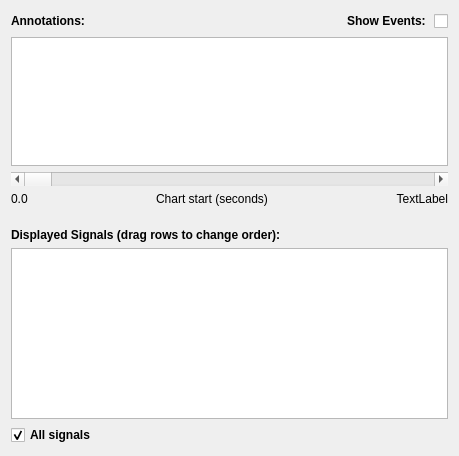
Before: the Qt Designer form chart/ui/controller.ui in BioSignalML/biosignalml-browser, drawn with Qt 5.
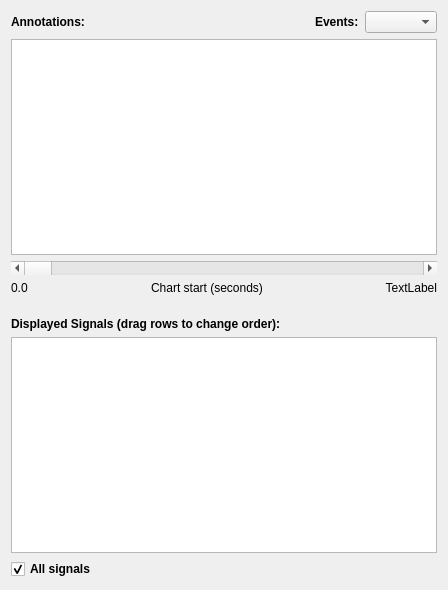
After: the same form once the commit is applied. Custom widgets are drawn as their Qt base class.

Commit message: Replace description text in controller display by a sortable table of annotations and events.

Diff of the .ui file:
```diff
--- a/chart/ui/controller.ui
+++ b/chart/ui/controller.ui
@@ -6,8 +6,8 @@
    <rect>
     <x>0</x>
     <y>0</y>
-    <width>459</width>
-    <height>456</height>
+    <width>448</width>
+    <height>590</height>
    </rect>
   </property>
   <property name="windowTitle">
@@ -43,24 +43,21 @@
       </spacer>
      </item>
      <item>
-      <widget class="QCheckBox" name="events">
+      <widget class="QLabel" name="label_4">
        <property name="font">
         <font>
          <weight>75</weight>
          <bold>true</bold>
         </font>
        </property>
-       <property name="layoutDirection">
-        <enum>Qt::RightToLeft</enum>
-       </property>
        <property name="text">
-        <string>Show Events: </string>
-       </property>
-       <property name="tristate">
-        <bool>false</bool>
+        <string>Events:</string>
        </property>
       </widget>
      </item>
+     <item>
+      <widget class="QComboBox" name="events"/>
+     </item>
     </layout>
    </item>
    <item>
@@ -68,7 +65,7 @@
      <property name="sizePolicy">
       <sizepolicy hsizetype="Expanding" vsizetype="Expanding">
        <horstretch>0</horstretch>
-       <verstretch>3</verstretch>
+       <verstretch>0</verstretch>
       </sizepolicy>
      </property>
     </widget>
@@ -198,7 +195,7 @@
      <property name="sizePolicy">
       <sizepolicy hsizetype="Expanding" vsizetype="Expanding">
        <horstretch>0</horstretch>
-       <verstretch>4</verstretch>
+       <verstretch>0</verstretch>
       </sizepolicy>
      </property>
      <property name="showGrid">
```
Left out of the diff: 6 changed lines with no effect on the pictures. The commit also changes 1 other file.
